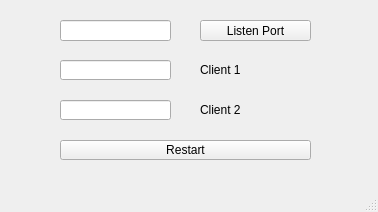
First picture: the form in mainwindow.ui, repository CoderBak/Surakarta-server, before the edit.
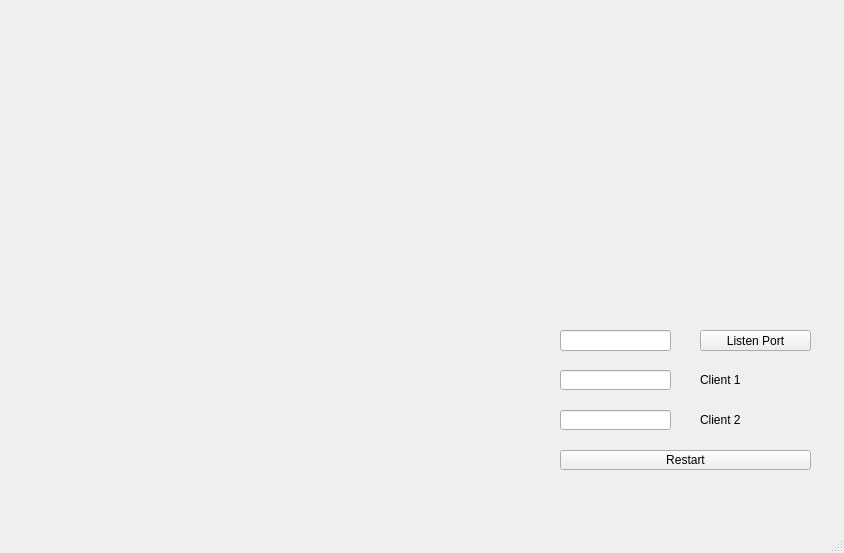
Second picture: the form after the edit.

Commit message: Server UI with bugs

```diff
--- a/mainwindow.ui
+++ b/mainwindow.ui
@@ -6,16 +6,16 @@
    <rect>
     <x>0</x>
     <y>0</y>
-    <width>378</width>
-    <height>212</height>
+    <width>844</width>
+    <height>553</height>
    </rect>
   </property>
   <widget class="QWidget" name="centralwidget">
    <widget class="QLineEdit" name="PortEdit">
     <property name="geometry">
      <rect>
-      <x>60</x>
-      <y>20</y>
+      <x>560</x>
+      <y>330</y>
       <width>111</width>
       <height>21</height>
      </rect>
@@ -27,8 +27,8 @@
    <widget class="QPushButton" name="PortButton">
     <property name="geometry">
      <rect>
-      <x>200</x>
-      <y>20</y>
+      <x>700</x>
+      <y>330</y>
       <width>111</width>
       <height>21</height>
      </rect>
@@ -40,8 +40,8 @@
    <widget class="QLineEdit" name="ShowClient1">
     <property name="geometry">
      <rect>
-      <x>60</x>
-      <y>60</y>
+      <x>560</x>
+      <y>370</y>
       <width>111</width>
       <height>20</height>
      </rect>
@@ -50,8 +50,8 @@
    <widget class="QLabel" name="label">
     <property name="geometry">
      <rect>
-      <x>200</x>
-      <y>60</y>
+      <x>700</x>
+      <y>370</y>
       <width>111</width>
       <height>20</height>
      </rect>
@@ -63,8 +63,8 @@
    <widget class="QLineEdit" name="ShowClient2">
     <property name="geometry">
      <rect>
-      <x>60</x>
-      <y>100</y>
+      <x>560</x>
+      <y>410</y>
       <width>111</width>
       <height>20</height>
      </rect>
@@ -73,8 +73,8 @@
    <widget class="QLabel" name="label_2">
     <property name="geometry">
      <rect>
-      <x>200</x>
-      <y>100</y>
+      <x>700</x>
+      <y>410</y>
       <width>111</width>
       <height>20</height>
      </rect>
@@ -86,8 +86,8 @@
    <widget class="QPushButton" name="restart">
     <property name="geometry">
      <rect>
-      <x>60</x>
-      <y>140</y>
+      <x>560</x>
+      <y>450</y>
       <width>251</width>
       <height>20</height>
      </rect>
```
Left out of the diff: 4 changed lines with no effect on the pictures. The commit also changes 6 other files.
